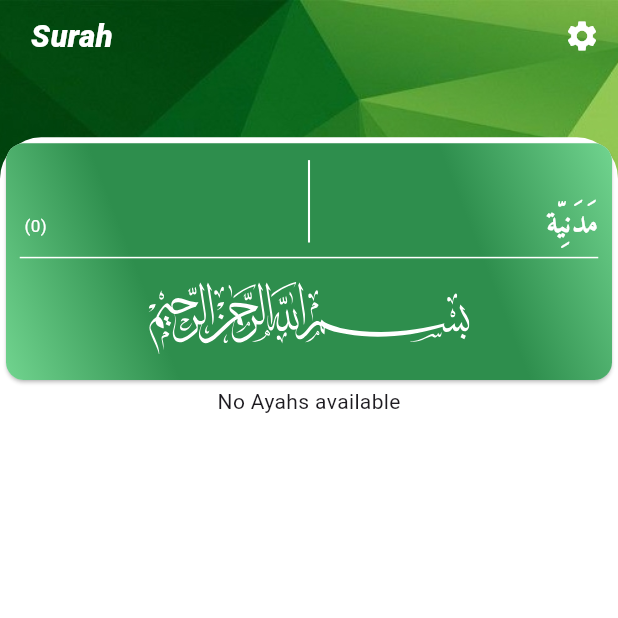
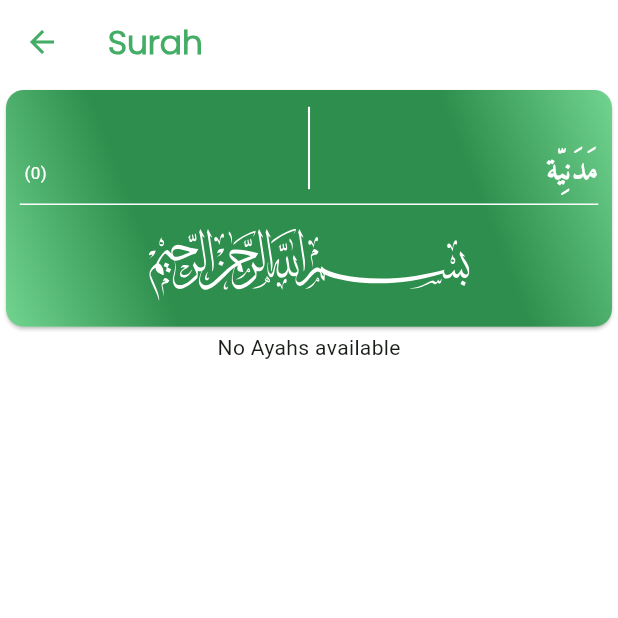
Before and after one commit to Zamdevroom/Advanced-ChatApp, a Flutter app: the SurahView screen opened directly with empty values, on a phone screen of 412 x 824 dp, the top half of it. Run offline on Flutter 3.47's test engine with Material 3 defaults, Android fonts, the phone set to English and light mode, and no system bars; our stand-ins replace bubble, cloud_firestore, firebase_auth, firebase_core, flutter_svg, geocoding and 8 more; missing offline and left inert: flutter_qiblah, prayers_times; accounts and stored records are empty; network calls fail; project files that could hold a hidden picture were left out.

Commit message:
Update Ui

```diff
--- a/lib/Islam/home.dart
+++ b/lib/Islam/home.dart
@@ -246,8 +246,11 @@ class _HomePageState extends State<HomePage> {
 
     return Scaffold(
       appBar: AppBar(
-        title: Text('ZamStudios', style: TextStyle(fontFamily: 'Poppins', color: AppColors.primaryColor, fontWeight: FontWeight.bold, fontSize: size.height/40),),
+        title: Text('KM Chat Now', style: TextStyle(fontFamily: 'Poppins', color: AppColors.primaryColor, fontWeight: FontWeight.bold, fontSize: size.height/40),),
         backgroundColor: Colors.white,
+        iconTheme: IconThemeData(
+          color: AppColors.primaryColor,
+        ),
       ),
       body: SingleChildScrollView(
         child: Container(
--- a/lib/Islam/screens/QuranRead/QuranHome.dart
+++ b/lib/Islam/screens/QuranRead/QuranHome.dart
@@ -61,7 +61,7 @@ class _QuranHomeState extends State<QuranHome> {
     return Scaffold(
       appBar: AppBar(
         iconTheme: IconThemeData(
-          color: Colors.black
+          color: AppColors.primaryColor,
         ),
         title: Text(widget.isQuran?"Quran":"Translation", style: TextStyle(color: AppColors.primaryColor, fontFamily: 'Poppins', fontWeight: FontWeight.bold),),
         backgroundColor: Colors.white,
--- a/lib/Islam/screens/QuranRead/SurahDetail.dart
+++ b/lib/Islam/screens/QuranRead/SurahDetail.dart
@@ -24,29 +24,22 @@ class _SurahViewState extends State<SurahView> {
     Size size = MediaQuery.of(context).size;
 
     return Scaffold(
-      body: Container(
-        decoration: const BoxDecoration(
-          image: DecorationImage(
-            image: AssetImage('assets/images/background.png'),
-            fit: BoxFit.cover,
+      appBar: AppBar(
+        backgroundColor: Colors.white,
+        title: Text(
+          'Surah',
+          style: TextStyle(
+            fontWeight: FontWeight.bold,
+            fontFamily: 'Poppins',
+            color: AppColors.primaryColor,
           ),
         ),
-        child: Column(
-          children: [
-            TopSection(
-              height: size.height / 9,
-              text: 'Surah',
-              customWidget: const SizedBox.shrink(),
-            ),
-            Expanded( // Corrected placement of Expanded
-              child: Container(
-                decoration: BoxDecoration(
-                  color: Colors.white,
-                  borderRadius: BorderRadius.only(
-                    topLeft: Radius.circular(size.height / 30),
-                    topRight: Radius.circular(size.height / 30),
+        iconTheme: IconThemeData(
+          color: AppColors.primaryColor,
         ),
       ),
+      body: Container(
+        color: Colors.white,
         child: ListView(
           children: [
             // Header Section
@@ -75,10 +68,6 @@ class _SurahViewState extends State<SurahView> {
               )
             else
               const Center(child: Text("No Ayahs available")),
-                  ],
-                ),
-              ),
-            ),
           ],
         ),
       ),
--- a/lib/Islam/screens/Salah/salahView.dart
+++ b/lib/Islam/screens/Salah/salahView.dart
@@ -26,6 +26,9 @@ class _SalahviewState extends State<Salahview> {
 
     return Scaffold(
       appBar: AppBar(
+        iconTheme: IconThemeData(
+          color: AppColors.primaryColor,
+        ),
         title: Text('Salah Timings', style: TextStyle(fontFamily: 'Poppins', fontWeight: FontWeight.w900, color: AppColors.primaryColor)),
       ),
       body: Container(
--- a/lib/Screens/Screen_2.dart
+++ b/lib/Screens/Screen_2.dart
@@ -13,9 +13,7 @@ class Screen2 extends StatefulWidget {
 class _Screen2State extends State<Screen2> {
   @override
   Widget build(BuildContext context) {
-    return MaterialApp(
-        debugShowCheckedModeBanner: false,
-        home: Scaffold(
+    return Scaffold(
         backgroundColor: Colors.white,
         body: Center(
           child: Padding(
@@ -63,6 +61,6 @@ class _Screen2State extends State<Screen2> {
               ],
             ),
           ),
-            )));
+        ));
   }
 }
--- a/pubspec.yaml
+++ b/pubspec.yaml
@@ -20,7 +20,7 @@ dependencies:
   flutter_contacts: ^1.1.9+2
   file_picker: ^8.1.3
   csv: ^6.0.0
-  contacts_service: ^0.6.3
+#  contacts_service: ^0.6.3
   permission_handler: ^11.3.1
   get: ^4.6.6
   share_plus: ^10.1.4
```
Also changed, not shown: lib/Islam/screens/Translation/SurahScreen.dart (+13 -23 lines), lib/main.dart (+15 -1 lines), pubspec.lock, 11 other files. Lines whose indentation alone changed are shown as unchanged.
